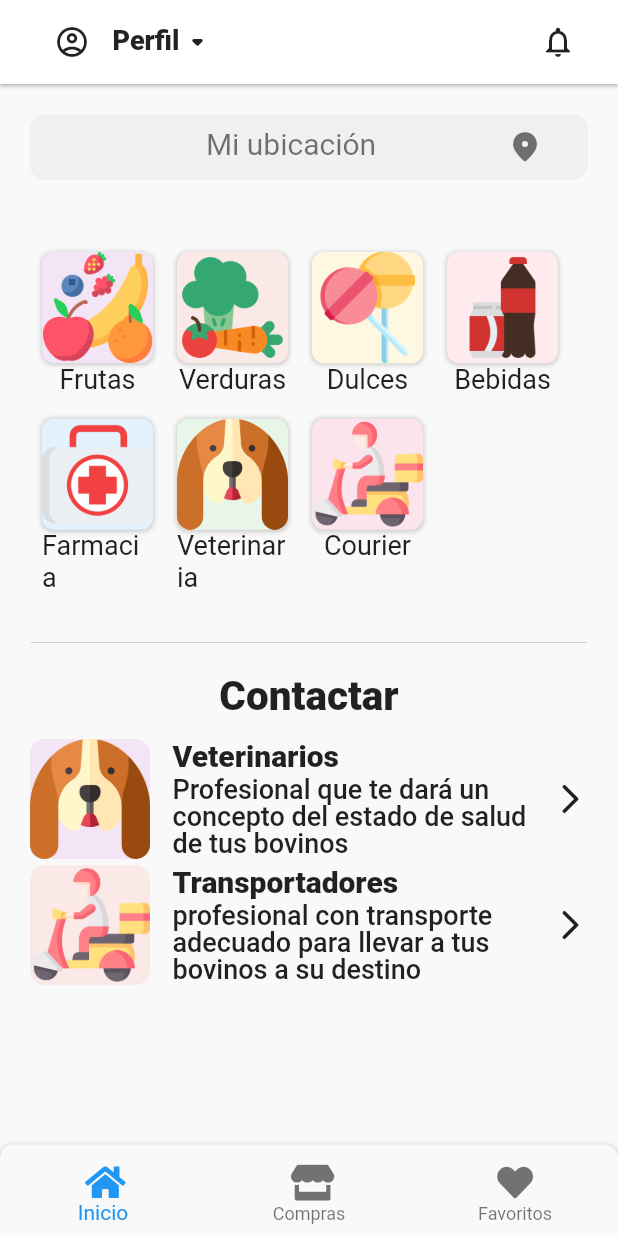
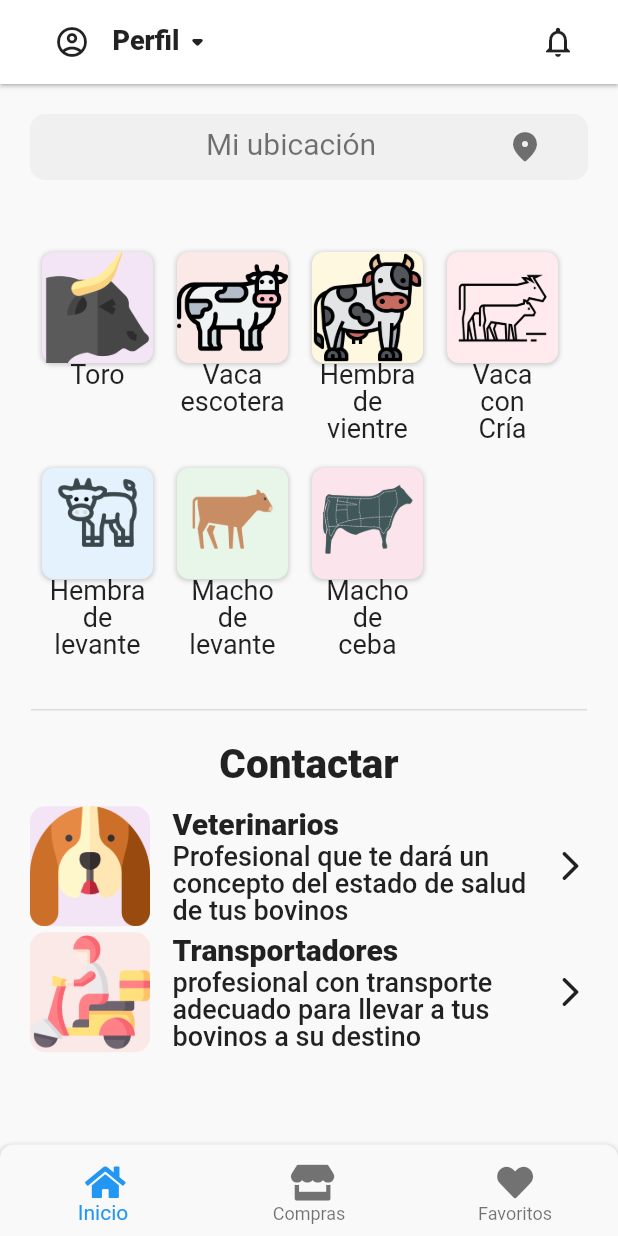
Before and after one commit to emerdeveloper/flutterUI, a Flutter app: the screen it shows after launch, on a phone screen of 412 x 824 dp. Run offline on Flutter 3.47's test engine with Material 2 defaults, Android fonts, the phone set to English and light mode, and no system bars; our stand-ins replace font_awesome_flutter, google_fonts.

```diff
--- a/lib/main.dart
+++ b/lib/main.dart
@@ -14,7 +14,7 @@ class MyApp extends StatelessWidget {
       title: 'Chat List APP',
       theme: AppTheme().theme,
       //home: ChatListPage()
-      initialRoute: 'homePage',
+      initialRoute: '/',
       routes: getAplicationRoutes(),
     );
   }
--- a/lib/routes/routes.dart
+++ b/lib/routes/routes.dart
@@ -1,6 +1,8 @@
-import 'package:ChatRoom/screens/post_page.dart';
 import 'package:flutter/material.dart';
 
+
+import 'package:ChatRoom/screens/detail_post_page.dart';
+import 'package:ChatRoom/screens/post_page.dart';
 import 'package:ChatRoom/screens/chat_list_page.dart';
 import 'package:ChatRoom/screens/chat_room_page.dart';
 import 'package:ChatRoom/screens/home/home_page.dart';
@@ -8,10 +10,11 @@ import 'package:ChatRoom/screens/view_image_page.dart';
 
 Map<String, WidgetBuilder> getAplicationRoutes() {
   return <String, WidgetBuilder> {
-    '/'                : (BuildContext context) => ChatListPage(),
-    'chatRoomPage'     : (BuildContext context) => ChatRoomPage(),
-    'homePage'     : (BuildContext context) => HomePage(),
-    'postPage'     : (BuildContext context) => PostPage(),
+    '/'               : (BuildContext context) => HomePage(),
+    'chatListPage'    : (BuildContext context) => ChatListPage(),
+    'chatRoomPage'    : (BuildContext context) => ChatRoomPage(),
+    'postPage'        : (BuildContext context) => PostPage(),
+    'detailPostPage'  : (BuildContext context) => DetailPostPage(),
     //'viewImagePage'    : getBuilderViewimagePage(),
   };
 }
--- a/lib/screens/chat_list_page.dart
+++ b/lib/screens/chat_list_page.dart
@@ -20,6 +20,9 @@ class _ChatListPageState extends State<ChatListPage> {
 
   AppBar _appBar() {
     return AppBar(
+      brightness: Brightness.light,
+      backgroundColor: Colors.white,
+      elevation: 1,
       title: Text('Lista de chats'),
       centerTitle: true,
       actions: [
--- /dev/null
+++ b/lib/screens/home/buyer/buyer_categories.dart
@@ -0,0 +1,54 @@
+import 'package:ChatRoom/models/ui/Category.dart';
+import 'package:flutter/material.dart';
+
+class CategoriesBuyer extends StatelessWidget {
+ CategoriesBuyer({Key key}) : super(key: key);
+
+  final List<Category> categories = [
+    Category("assets/images/to-bull.png", "Toro", Colors.purple[50]),
+    Category("assets/images/ve-cow.png", "Vaca\nescotera", Colors.deepOrange[50]),
+    Category("assets/images/hv-cow.png", "Hembra de\nvientre", Colors.amber[50]),
+    Category("assets/images/vc-cow.png", "Vaca con\nCría", Colors.red[50]),
+    Category("assets/images/hl-cow.png", "Hembra de\nlevante", Colors.blue[50]),
+    Category("assets/images/ml-bull.png", "Macho de\nlevante", Colors.green[50]),
+    Category("assets/images/mc-bull.png", "Macho de\nceba", Colors.pink[50]),
+  ];
+
+  @override
+  Widget build(BuildContext context) {
+    return Container(
+      margin: EdgeInsets.symmetric(horizontal: 20.0, vertical: 20.0),
+      width: MediaQuery.of(context).size.width * 0.9,
+      child: Wrap(
+        children: [
+          for (var category in categories)
+            Container(
+                width: 90.0,
+                padding: EdgeInsets.all(8),
+                child: Column(
+                  children: [
+                    InkWell(
+                      child: Container(
+                        alignment: Alignment.center,
+                          decoration: BoxDecoration(
+                              borderRadius: BorderRadius.circular(8.0),
+                              color: category.colorcard,
+                              boxShadow: [
+                                BoxShadow(
+                                  color: Colors.grey.withOpacity(0.5),
+                                  offset: Offset(0.0, 0.5),
+                                  spreadRadius: 0.5,
+                                  blurRadius: 2.0,
+                                )
+                              ]),
+                          child: Image.asset(category.path)),
+                          onTap: () => Navigator.of(context).pushNamed('postPage'),
+                    ),
+                    Text(category.title, textAlign: TextAlign.center ,style: TextStyle(fontSize: 18.0, height: 1.0))
+                  ],
+                ))
+        ],
+      ),
+    );
+  }
+}
--- a/lib/screens/home/home_page.dart
+++ b/lib/screens/home/home_page.dart
@@ -1,9 +1,12 @@
-import 'package:ChatRoom/models/ui/Category.dart';
+import 'package:ChatRoom/screens/home/buyer/buyer_categories.dart';
+import 'package:ChatRoom/screens/home/seller/seller_categories.dart';
+import 'package:flutter/material.dart';
+
 import 'package:ChatRoom/models/ui/Contact.dart';
-import 'package:ChatRoom/screens/home/buyer_bottomNavigationBar.dart';
+import 'package:ChatRoom/screens/home/buyer/buyer_bottomNavigationBar.dart';
+import 'package:ChatRoom/screens/home/seller/seller_bottomNavigationBar.dart';
 import 'package:ChatRoom/widgets/custom_text.dart';
 import 'package:ChatRoom/widgets/pictures_widget.dart';
-import 'package:flutter/material.dart';
 
 class HomePage extends StatefulWidget {
   HomePage({Key key}) : super(key: key);
@@ -13,15 +16,6 @@ class HomePage extends StatefulWidget {
 }
 
 class _HomePageState extends State<HomePage> {
-  final List<Category> categories = [
-    Category("assets/images/fruta.png", "Frutas", Colors.purple[50]),
-    Category("assets/images/verdura.png", "Verduras", Colors.deepOrange[50]),
-    Category("assets/images/dulce.png", "Dulces", Colors.amber[50]),
-    Category("assets/images/bebida.png", "Bebidas", Colors.red[50]),
-    Category("assets/images/farmacia.png", "Farmacia", Colors.blue[50]),
-    Category("assets/images/veterinaria.png", "Veterinaria", Colors.green[50]),
-    Category("assets/images/currier.png", "Courier", Colors.pink[50]),
-  ];
 
   final List<Contact> contacts = [
     Contact("assets/images/veterinaria.png", "Veterinarios", "Profesional que te dará un concepto del estado de salud de tus bovinos", Colors.purple[50]),
@@ -33,12 +27,14 @@ class _HomePageState extends State<HomePage> {
     Contact("assets/images/bebida.png", "Vendedor", "Crea una publicación de venta", Colors.deepOrange[50]),
   ];
 
+  bool isBuyer = false;
+
   @override
   Widget build(BuildContext context) {
     return Scaffold(
       appBar: _appBar(),
       body: _body(),
-      bottomNavigationBar: BuyerBottomNavigationBar(),
+      bottomNavigationBar: !isBuyer ? BuyerBottomNavigationBar() : SellerBottomNavigationBar(),
     );
   }
 
@@ -96,7 +92,7 @@ class _HomePageState extends State<HomePage> {
               child: _locationSection(),
             ),
             SliverToBoxAdapter(
-              child: _categoriesSection(),
+              child: !isBuyer ? CategoriesBuyer() : CategoriesSeller(),
             ),
             SliverToBoxAdapter(
               child: _contactsHeader(),
@@ -134,42 +130,6 @@ class _HomePageState extends State<HomePage> {
               size: 24.0,
             ),
           ),
-        ],
-      ),
-    );
-  }
-
-  Widget _categoriesSection() {
-    return Container(
-      margin: EdgeInsets.symmetric(horizontal: 20.0, vertical: 20.0),
-      width: MediaQuery.of(context).size.width * 0.9,
-      child: Wrap(
-        children: [
-          for (var category in categories)
-            Container(
-                width: 90.0,
-                padding: EdgeInsets.all(8),
-                child: Column(
-                  children: [
-                    InkWell(
-                      child: Container(
-                          decoration: BoxDecoration(
-                              borderRadius: BorderRadius.circular(8.0),
-                              color: category.colorcard,
-                              boxShadow: [
-                                BoxShadow(
-                                  color: Colors.grey.withOpacity(0.5),
-                                  offset: Offset(0.0, 0.5),
-                                  spreadRadius: 0.5,
-                                  blurRadius: 2.0,
-                                )
-                              ]),
-                          child: Image.asset(category.path)),
-                          onTap: () => Navigator.of(context).pushNamed('postPage'),
-                    ),
-                    Text(category.title, style: TextStyle(fontSize: 18.0))
-                  ],
-                ))
         ],
       ),
     );
@@ -264,7 +224,13 @@ class _HomePageState extends State<HomePage> {
               Column(
                 children: [
                   for (int i = 0; i < profiles.length; i++ )
-                  _contactItem(profiles[i], 55.0, WidgetUtils.dividerItem(context, 5.0, 8.0), (i == profiles.length-1))
+                  Material(
+                    color: Colors.transparent,
+                    child: InkWell(
+                      child: _contactItem(profiles[i], 55.0, WidgetUtils.dividerItem(context, 5.0, 8.0), (i == profiles.length-1)),
+                      onTap: () => _selecteProfile(i),
+                      ),
+                  )
                 ],
               )
             ],
@@ -274,5 +240,15 @@ class _HomePageState extends State<HomePage> {
       );
   }
 
+  void _selecteProfile(int index) {
+    if ((index == 0 && isBuyer) || (index == 1 && !isBuyer)) {
+      setState(() {
+        Navigator.pop(context);
+        isBuyer = !isBuyer;
+      });
+    } else {
+
+    }
+  }
 
 }
--- a/lib/screens/home/seller_bottomNavigationBar.dart
+++ b/lib/screens/home/seller/seller_bottomNavigationBar.dart
@@ -35,6 +35,9 @@ class _SellerbottomNavigationBarState extends State<SellerBottomNavigationBar> {
         onTap: (int index) {
           setState(() {
             _currentIndex = index;
+            if (_currentIndex == 2) {
+              Navigator.of(context).pushNamed('chatListPage');
+            }
           });
         },
         items: <BottomNavigationBarItem>[
--- a/lib/screens/theme.dart
+++ b/lib/screens/theme.dart
@@ -5,12 +5,14 @@ class AppTheme {
   get theme {
     return ThemeData(
       brightness: Brightness.light,
-      primaryColor: Color(0xFFFE3F32),
+      primaryColor: Color(0xFF7bbabb),
       primaryColorLight: Color(0XFFFB925C),
-      accentColor: Color(0xFF00C665),
+      accentColor: Color(0xFF287a84),
       // Define the default font family.
       // fontFamily: 'steady',
       // backgroundColor: Colors.grey,
+      //#aecdcf
+      //#6cb3b2
       scaffoldBackgroundColor: Color(0xFFF9F9F9),
 
       // Define the default TextTheme. Use this to specify the default
```
Also changed, not shown: lib/screens/detail_post_page.dart (added, +67 -0 lines), lib/screens/home/seller/seller_categories.dart (added, +51 -0 lines), lib/screens/post_page.dart (+39 -16 lines), lib/widgets/slide_dots.dart (added, +22 -0 lines), assets/images/hl-cow.png (added), assets/images/hv-cow.png (added), assets/images/mc-bull.png (added), assets/images/ml-bull.png (added), assets/images/to-bull.png (added), assets/images/vc-cow.png (added), assets/images/ve-cow.png (added), lib/screens/home/buyer/buyer_bottomNavigationBar.dart (renamed from lib/screens/home/buyer_bottomNavigationBar.dart).
